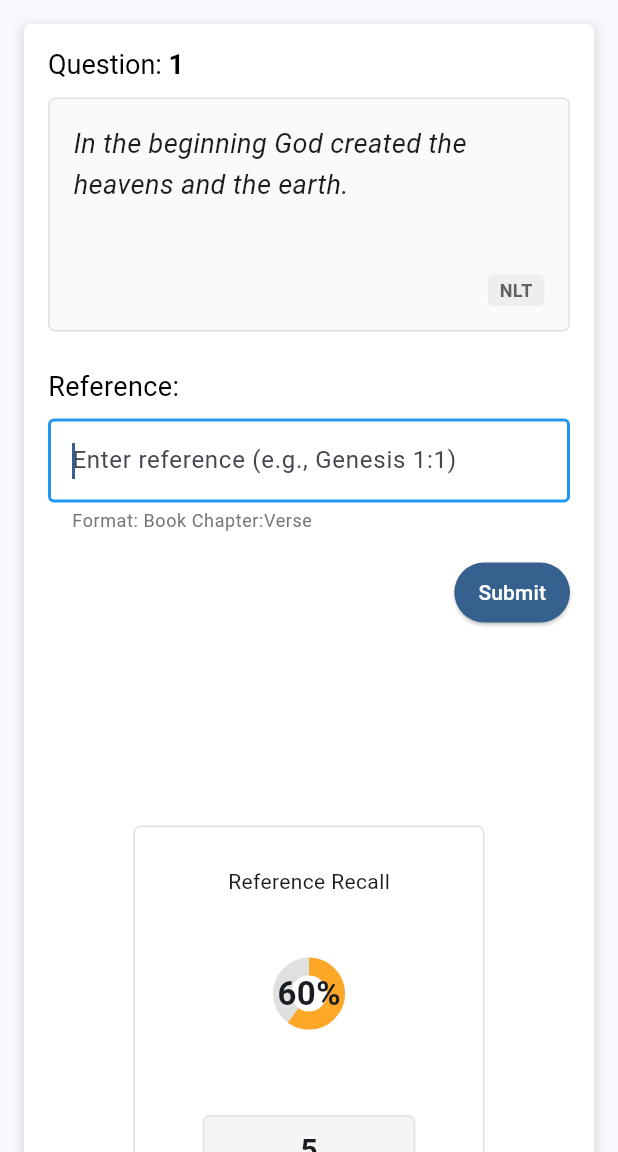
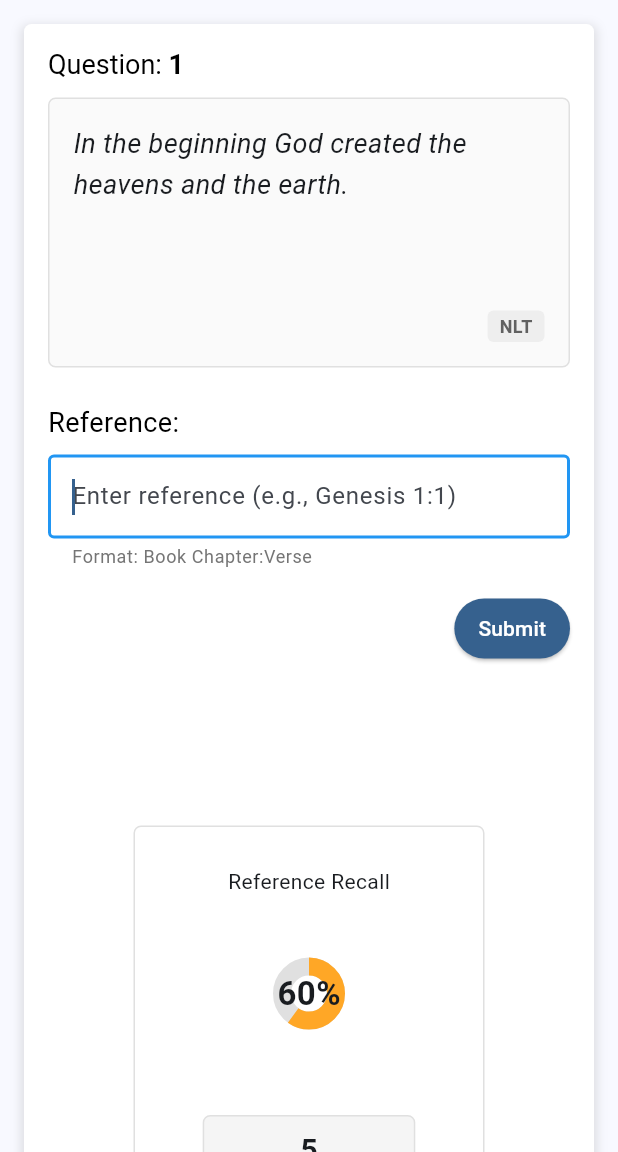
Before and after one commit to anirac-tech/memverse_project, a Flutter app: the screen it shows after launch, on a phone screen of 412 x 824 dp, the part 84-1236 px from its top. Run offline on Flutter 3.47's test engine with Material 3 defaults, Android fonts, the phone set to English and light mode, and no system bars; our stand-ins replace flutter_riverpod.

Commit message:
this was from the prompt "Can you please make this with repository pattern and riverpod for state management and feature-based directory structure - so that the hardcoded list of verses simulates a server call with CircularProgressIndicator.adaptive() with the futureprovider?" it wasn't fast, and did ask me "yes" to deleting a few files, but he author of hte plugin says he cna fix that he says there are 3 of them

```diff
--- a/lib/main_development.dart
+++ b/lib/main_development.dart
@@ -1,3 +1,4 @@
+import 'package:flutter_riverpod/flutter_riverpod.dart';
 import 'package:memverse/src/app/app.dart';
 import 'package:memverse/src/bootstrap.dart';
 
--- a/lib/src/app/view/app.dart
+++ b/lib/src/app/view/app.dart
@@ -1,15 +1,19 @@
 import 'package:flutter/material.dart';
+import 'package:flutter_riverpod/flutter_riverpod.dart';
 import 'package:memverse/l10n/arb/app_localizations.dart';
+import 'package:memverse/src/features/verse/presentation/memverse_page.dart';
 
 class App extends StatelessWidget {
   const App({super.key});
 
   @override
-  Widget build(BuildContext context) => MaterialApp(
-    theme: ThemeData(colorScheme: ColorScheme.fromSeed(seedColor: Colors.blue)),
-    localizationsDelegates: AppLocalizations.localizationsDelegates,
-    supportedLocales: AppLocalizations.supportedLocales,
-    home: const RefTestScreen(),
+  Widget build(BuildContext context) => ProviderScope(
+    child: MaterialApp(
+      theme: ThemeData(colorScheme: ColorScheme.fromSeed(seedColor: Colors.blue)),
+      localizationsDelegates: AppLocalizations.localizationsDelegates,
+      supportedLocales: AppLocalizations.supportedLocales,
+      home: const MemversePage(),
+    ),
   );
 }
 
--- a/lib/src/bootstrap.dart
+++ b/lib/src/bootstrap.dart
@@ -1,6 +1,7 @@
 import 'dart:async';
 import 'dart:developer';
 import 'package:flutter/widgets.dart';
+import 'package:flutter_riverpod/flutter_riverpod.dart';
 
 Future<void> bootstrap(FutureOr<Widget> Function() builder) async {
   FlutterError.onError = (details) {
@@ -9,5 +10,12 @@ Future<void> bootstrap(FutureOr<Widget> Function() builder) async {
 
   // Add cross-flavor configuration here
 
-  runApp(await builder());
+  final container = ProviderContainer();
+
+  runApp(
+    UncontrolledProviderScope(
+      container: container,
+      child: await builder(),
+    ),
+  );
 }
--- /dev/null
+++ b/lib/src/features/verse/data/verse_repository.dart
@@ -0,0 +1,53 @@
+import 'package:memverse/src/features/verse/domain/verse.dart';
+
+class VerseRepositoryProvider {
+  static final instance = FakeVerseRepository();
+}
+
+abstract class VerseRepository {
+  /// Get a list of verses
+  Future<List<Verse>> getVerses();
+}
+
+/// Sample implementation that provides a hardcoded list of verses
+/// but simulates a network call with a delay
+class FakeVerseRepository implements VerseRepository {
+  @override
+  Future<List<Verse>> getVerses() async {
+    // Simulate a network delay
+    await Future.delayed(const Duration(seconds: 2));
+
+    return [
+      Verse(
+        text: 'In the beginning God created the heavens and the earth.',
+        reference: 'Genesis 1:1',
+        translation: 'NLT',
+      ),
+      Verse(
+        text: 'For God so loved the world that he gave his one and only Son, '
+            'that whoever believes in him shall not perish '
+            'but have eternal life.',
+        reference: 'John 3:16',
+        translation: 'NLT',
+      ),
+      Verse(
+        text: 'Trust in the LORD with all your heart; do not depend on your own '
+            'understanding.',
+        reference: 'Proverbs 3:5',
+        translation: 'NLT',
+      ),
+      Verse(
+        text: 'I can do everything through Christ, who gives me strength.',
+        reference: 'Philippians 4:13',
+        translation: 'NLT',
+      ),
+      Verse(
+        text: 'And we know that God causes everything to work together for the'
+            ' good of those who love God and are called according to '
+            'his purpose for them.',
+        reference: 'Romans 8:28',
+        translation: 'NLT',
+      ),
+    ];
+  }
+}
--- /dev/null
+++ b/lib/src/features/verse/domain/verse.dart
@@ -0,0 +1,11 @@
+class Verse {
+  Verse({
+    required this.text,
+    required this.reference,
+    this.translation = 'NLT',
+  });
+
+  final String text;
+  final String reference;
+  final String translation;
+}
--- /dev/null
+++ b/lib/src/features/verse/presentation/memverse_page.dart
@@ -0,0 +1,542 @@
+import 'package:flutter/material.dart';
+import 'package:flutter_riverpod/flutter_riverpod.dart';
+import 'package:memverse/l10n/arb/app_localizations.dart';
+import 'package:memverse/src/features/verse/domain/verse.dart';
+import 'package:memverse/src/features/verse/data/verse_repository.dart';
+
+final verseListProvider = FutureProvider<List<Verse>>((ref) async {
+  return VerseRepositoryProvider.instance.getVerses();
+});
+
+class MemversePage extends ConsumerStatefulWidget {
+  const MemversePage({super.key});
+
+  @override
+  ConsumerState<MemversePage> createState() => _MemversePageState();
+}
+
+class _MemversePageState extends ConsumerState<MemversePage> {
+  int currentVerseIndex = 0;
+  String pageTitle = 'Reference Test';
+  int questionNumber = 1;
+  final TextEditingController answerController = TextEditingController();
+  bool hasSubmittedAnswer = false;
+  bool isAnswerCorrect = false;
+  double referenceRecallGrade = 60;
+  int overdueReferences = 5;
+  final List<String> pastQuestions = [];
+  final FocusNode answerFocusNode = FocusNode();
+  late AppLocalizations _l10n;
+
+  @override
+  void didChangeDependencies() {
+    super.didChangeDependencies();
+    _l10n = AppLocalizations.of(context);
+    if (_l10n != null) {
+      pageTitle = _l10n.referenceTest;
+    } else {
+      // Fallback if localization is not available
+      pageTitle = 'Reference Test';
+    }
+  }
+
+  @override
+  void initState() {
+    super.initState();
+    answerFocusNode.requestFocus();
+  }
+
+  @override
+  Widget build(BuildContext context) {
+    final isSmallScreen = MediaQuery.of(context).size.width < 600;
+
+    return Scaffold(
+      appBar: AppBar(
+        title: Text(pageTitle),
+        backgroundColor: Theme.of(context).colorScheme.inversePrimary,
+      ),
+      body: SingleChildScrollView(
+        child: Container(
+          padding: const EdgeInsets.all(16),
+          decoration: BoxDecoration(
+            color: Colors.white,
+            borderRadius: BorderRadius.circular(5),
+            boxShadow: [
+              BoxShadow(
+                color: Colors.grey.withOpacity(0.3),
+                spreadRadius: 2,
+                blurRadius: 5,
+                offset: const Offset(0, 3),
+              ),
+            ],
+          ),
+          margin: const EdgeInsets.all(16),
+          child: isSmallScreen
+              ? Column(
+                  children: [
+                    SizedBox(
+                      height: MediaQuery.of(context).size.height * 0.6,
+                      child: _buildQuestionSection(),
+                    ),
+                    const SizedBox(height: 24),
+                    _buildStatsAndHistorySection(),
+                  ],
+                )
+              : Row(
+                  crossAxisAlignment: CrossAxisAlignment.start,
+                  children: <Widget>[
+                    Expanded(
+                      child: SizedBox(
+                        height: MediaQuery.of(context).size.height * 0.8,
+                        child: _buildQuestionSection(),
+                      ),
+                    ),
+                    const SizedBox(width: 16),
+                    Expanded(child: _buildStatsAndHistorySection()),
+                  ],
+                ),
+        ),
+      ),
+    );
+  }
+
+  Widget _buildQuestionSection() {
+    final versesAsync = ref.watch(verseListProvider);
+
+    return Column(
+      crossAxisAlignment: CrossAxisAlignment.start,
+      mainAxisSize: MainAxisSize.min,
+      children: <Widget>[
+        Container(
+          padding: const EdgeInsets.only(bottom: 12),
+          child: RichText(
+            text: TextSpan(
+              style: const TextStyle(fontSize: 18, color: Colors.black),
+              children: <TextSpan>[
+                TextSpan(text: '${_l10n.question}: '),
+                TextSpan(
+                  text: '$questionNumber',
+                  style: const TextStyle(fontWeight: FontWeight.bold),
+                ),
+              ],
+            ),
+          ),
+        ),
+
+        // Verse text container
+        SizedBox(
+          height: 180,
+          child: versesAsync.when(
+            data: (verses) {
+              final verse = verses[currentVerseIndex % verses.length];
+              return _buildVerseCard(verse);
+            },
+            loading: () => const Center(child: CircularProgressIndicator.adaptive()),
+            error: (error, stackTrace) => Center(
+              child: Text(
+                'Error loading verses: $error',
+                style: const TextStyle(color: Colors.red),
+              ),
+            ),
+          ),
+        ),
+
+        const SizedBox(height: 24),
+
+        // Reference form
+        versesAsync.maybeWhen(
+          data: (verses) {
+            final verse = verses[currentVerseIndex % verses.length];
+            return _buildVerseReferenceForm(verse.reference);
+          },
+          orElse: () => const SizedBox.shrink(),
+        ),
+      ],
+    );
+  }
+
+  Widget _buildVerseCard(Verse verse) {
+    return Container(
+      key: const Key('refTestVerse'),
+      width: double.infinity,
+      padding: const EdgeInsets.all(16),
+      decoration: BoxDecoration(
+        border: Border.all(color: Colors.grey[300]!),
+        borderRadius: BorderRadius.circular(5),
+        color: Colors.grey[50],
+      ),
+      child: Stack(
+        children: [
+          // Scrollable verse text
+          Positioned.fill(
+            bottom: 25,
+            child: SingleChildScrollView(
+              child: Text(
+                verse.text,
+                style: const TextStyle(fontSize: 18, fontStyle: FontStyle.italic, height: 1.5),
+              ),
+            ),
+          ),
+
+          // Attribution text
+          Align(
+            alignment: Alignment.bottomRight,
+            child: Container(
+              padding: const EdgeInsets.symmetric(horizontal: 8, vertical: 2),
+              decoration: BoxDecoration(
+                color: Colors.grey[200],
+                borderRadius: BorderRadius.circular(4),
+              ),
+              child: Text(
+                verse.translation,
+                style: TextStyle(
+                  fontSize: 12,
+                  color: Colors.grey[700],
+                  fontWeight: FontWeight.bold,
+                ),
+              ),
+            ),
+          ),
+        ],
+      ),
+    );
+  }
+
+  Widget _buildVerseReferenceForm(String expectedReference) {
+    bool isReferenceValid = true;
+    String validationMessage = '';
+
+    final List<String> bookSuggestions = [
+      'Genesis', 'Exodus', 'Leviticus', 'Numbers', 'Deuteronomy',
+      'Joshua', 'Judges', 'Ruth', '1 Samuel', '2 Samuel',
+      '1 Kings', '2 Kings', '1 Chronicles', '2 Chronicles',
+      'Ezra', 'Nehemiah', 'Esther', 'Job', 'Psalm', 'Proverbs',
+      'Ecclesiastes', 'Song of Songs', 'Isaiah', 'Jeremiah',
+      'Lamentations', 'Ezekiel', 'Daniel', 'Hosea', 'Joel',
+      'Amos', 'Obadiah', 'Jonah', 'Micah', 'Nahum', 'Habakkuk',
+      'Zephaniah', 'Haggai', 'Zechariah', 'Malachi', 'Matthew',
+      'Mark', 'Luke', 'John', 'Acts', 'Romans', '1 Corinthians',
+      '2 Corinthians', 'Galatians', 'Ephesians', 'Philippians',
+      'Colossians', '1 Thessalonians', '2 Thessalonians',
+      '1 Timothy', '2 Timothy', 'Titus', 'Philemon', 'Hebrews',
+      'James', '1 Peter', '2 Peter', '1 John', '2 John', '3 John',
+      'Jude', 'Revelation',
+    ];
+
+    bool isValidVerseRef(String text) {
+      if (text.isEmpty) {
+        return false;
+      }
+
+      final bookChapterVersePattern = RegExp(
+        r'^(([1-3]\s+)?[A-Za-z]+(\s+[A-Za-z]+)*)\s+(\d+):(\d+)(-\d+)?$',
+      );
+
+      if (bookChapterVersePattern.hasMatch(text)) {
+        final match = bookChapterVersePattern.firstMatch(text);
+        final bookName = match?.group(1)?.trim() ?? '';
+
+        return bookSuggestions.any((book) => book.toLowerCase() == bookName.toLowerCase());
+      }
+      return false;
+    }
+
+    void submitAnswer() {
+      if (!isValidVerseRef(answerController.text)) {
+        return;
+      }
+
+      final userAnswer = answerController.text.trim().toLowerCase();
+      final isCorrect = userAnswer == expectedReference.toLowerCase();
+
+      setState(() {
+        hasSubmittedAnswer = true;
+        isAnswerCorrect = isCorrect;
+
+        if (isCorrect) {
+          referenceRecallGrade = (referenceRecallGrade + 100) / 2;
+          if (referenceRecallGrade > 100) referenceRecallGrade = 100;
+          if (overdueReferences > 0) {
+            overdueReferences--;
+          }
+        }
+
+        // Add to history
+        final feedback = isCorrect
+            ? '${answerController.text}-[$expectedReference] Correct!'
+            : '${answerController.text}-[$expectedReference] Incorrect';
+        pastQuestions.add(feedback);
+        if (pastQuestions.length > 5) {
+          pastQuestions.removeAt(0);
+        }
+      });
+
+      final detailedFeedback = isCorrect
+          ? _l10n.correctReferenceIdentification(expectedReference)
+          : _l10n.notQuiteRight(expectedReference);
+
+      ScaffoldMessenger.of(context).showSnackBar(
+        SnackBar(
+          content: Text(detailedFeedback),
+          backgroundColor: isCorrect ? Colors.green : Colors.orange,
+          duration: const Duration(seconds: 3),
+        ),
+      );
+
+      // Move to next verse after delay
+      Future.delayed(const Duration(milliseconds: 1500), _loadNextVerse);
+    }
+
+    InputDecoration getInputDecoration() {
+      final showSuccessStyle = hasSubmittedAnswer && isAnswerCorrect;
+      final showErrorStyle = hasSubmittedAnswer && !isAnswerCorrect;
+
+      return InputDecoration(
+        border: OutlineInputBorder(
+          borderSide: BorderSide(
+            color: showSuccessStyle
+                ? Colors.green
+                : showErrorStyle
+                ? Colors.orange
+                : Colors.grey[300]!,
+            width: (showSuccessStyle || showErrorStyle) ? 2.0 : 1.0,
+          ),
+        ),
+        enabledBorder: OutlineInputBorder(
+          borderSide: BorderSide(
+            color: showSuccessStyle
+                ? Colors.green
+                : showErrorStyle
+                ? Colors.orange
+                : Colors.grey[300]!,
+            width: (showSuccessStyle || showErrorStyle) ? 2.0 : 1.0,
+          ),
+        ),
+        focusedBorder: OutlineInputBorder(
+          borderSide: BorderSide(
+            color: showSuccessStyle
+                ? Colors.green
+                : showErrorStyle
+                ? Colors.orange
+                : Colors.blue,
+            width: 2,
+          ),
+        ),
+        hintText: _l10n.enterReferenceHint,
+        errorText: isReferenceValid ? null : validationMessage,
+        helperText: showSuccessStyle
+            ? _l10n.correct
+            : showErrorStyle
+            ? _l10n.notQuiteRight(expectedReference)
+            : _l10n.referenceFormat,
+        helperStyle: TextStyle(
+          color: showSuccessStyle
+              ? Colors.green
+              : showErrorStyle
+              ? Colors.orange
+              : Colors.grey[600],
+          fontWeight: (showSuccessStyle || showErrorStyle) ? FontWeight.bold : FontWeight.normal,
+        ),
+        suffixIcon: showSuccessStyle
+            ? const Icon(Icons.check_circle, color: Colors.green)
+            : showErrorStyle
+            ? const Icon(Icons.cancel, color: Colors.orange)
+            : null,
+        filled: showSuccessStyle || showErrorStyle,
+        fillColor: showSuccessStyle
+            ? Colors.green.withOpacity(0.1)
+            : showErrorStyle
+            ? Colors.orange.withOpacity(0.1)
+            : null,
+      );
+    }
+
+    return Column(
+      crossAxisAlignment: CrossAxisAlignment.start,
+      children: [
+        // Reference label
+        Container(
+          padding: const EdgeInsets.only(bottom: 8),
+          child: Text(_l10n.reference, style: const TextStyle(fontSize: 18, color: Colors.black)),
+        ),
+
+        // Reference input form
+        TextField(
+          controller: answerController,
+          focusNode: answerFocusNode,
+          decoration: getInputDecoration(),
+          onSubmitted: (value) => submitAnswer(),
+        ),
+
+        const SizedBox(height: 16),
+
+        // Submit button
+        Align(
+          alignment: Alignment.centerRight,
+          child: ElevatedButton(
+            key: const Key('submit-ref'),
+            onPressed: submitAnswer,
+            style: ElevatedButton.styleFrom(
+              padding: const EdgeInsets.symmetric(horizontal: 16, vertical: 10),
+              backgroundColor: Theme.of(context).primaryColor,
+              foregroundColor: Colors.white,
+            ),
+            child: Text(_l10n.submit),
+          ),
+        ),
+      ],
+    );
+  }
+
+  void _loadNextVerse() {
+    setState(() {
+      // Reset the answer field and submission state
+      answerController.clear();
+      hasSubmittedAnswer = false;
+      isAnswerCorrect = false;
+
+      // Increment question number
+      questionNumber++;
+
+      // Move to next verse
+      currentVerseIndex++;
+    });
+  }
+
+  Widget _buildStatsAndHistorySection() {
+    return Column(
+      children: <Widget>[
+        Container(
+          padding: const EdgeInsets.all(16),
+          decoration: BoxDecoration(
+            border: Border.all(color: Colors.grey[300]!),
+            borderRadius: BorderRadius.circular(5),
+          ),
+          child: Column(
+            children: <Widget>[
+              SizedBox(width: 200, height: 160, child: Center(child: _buildGauge())),
+              const SizedBox(height: 16),
+              Container(
+                decoration: BoxDecoration(
+                  border: Border.all(color: Colors.grey[300]!),
+                  borderRadius: BorderRadius.circular(5),
+                  color: Colors.grey[100],
+                ),
+                padding: const EdgeInsets.all(8),
+                child: Column(
+                  children: <Widget>[
+                    Text(
+                      '$overdueReferences',
+                      style: const TextStyle(fontSize: 20, fontWeight: FontWeight.bold),
+                    ),
+                    Text(
+                      _l10n.referencesDueToday,
+                      textAlign: TextAlign.center,
+                      style: const TextStyle(fontSize: 12),
+                    ),
+                  ],
+                ),
+              ),
+            ],
+          ),
+        ),
+        const SizedBox(height: 16),
+        Container(
+          padding: const EdgeInsets.all(16),
+          decoration: BoxDecoration(
+            border: Border.all(color: Colors.grey[300]!),
+            borderRadius: BorderRadius.circular(5),
+          ),
+          child: Column(
+            crossAxisAlignment: CrossAxisAlignment.start,
+            children: <Widget>[
+              Text(
+                _l10n.priorQuestions,
+                style: const TextStyle(fontSize: 18, fontWeight: FontWeight.bold),
+              ),
+              const SizedBox(height: 8),
+              Container(
+                key: const Key('past-questions'),
+                child: Column(
+                  crossAxisAlignment: CrossAxisAlignment.start,
+                  children: pastQuestions.isEmpty
+                      ? [
+                          Padding(
+                            padding: const EdgeInsets.symmetric(vertical: 4),
+                            child: Text(_l10n.noPreviousQuestions),
+                          ),
+                        ]
+                      : pastQuestions
+                          .map(
+                            (feedback) => Padding(
+                              padding: const EdgeInsets.symmetric(vertical: 4),
+                              child: Text(
+                                feedback,
+                                style: TextStyle(
+                                  color: feedback.contains(' Correct!')
+                                      ? Colors.green
+                                      : Colors.orange,
+                                  fontWeight: pastQuestions.indexOf(feedback) ==
+                                          pastQuestions.length - 1
+                                      ? FontWeight.bold
+                                      : FontWeight.normal,
+                                ),
+                              ),
+                            ),
+                          )
+                          .toList(),
+                ),
+              ),
+            ],
+          ),
+        ),
+      ],
+    );
+  }
+
+  Widget _buildGauge() {
+    Color gaugeColor;
+    if (referenceRecallGrade < 33) {
+      gaugeColor = Colors.red[400]!;
+    } else if (referenceRecallGrade < 66) {
+      gaugeColor = Colors.orange[400]!;
+    } else {
+      gaugeColor = Colors.green[400]!;
+    }
+
+    return Column(
+      mainAxisAlignment: MainAxisAlignment.center,
+      mainAxisSize: MainAxisSize.min,
+      children: [
+        Text(_l10n.referenceRecall, style: const TextStyle(fontSize: 14)),
+        const SizedBox(height: 10),
+        SizedBox(
+          width: 110,
+          height: 110,
+          child: Stack(
+            alignment: Alignment.center,
+            children: [
+              CircularProgressIndicator(
+                value: referenceRecallGrade / 100,
+                strokeWidth: 12,
+                backgroundColor: Colors.grey[300],
+                valueColor: AlwaysStoppedAnimation<Color>(gaugeColor),
+              ),
+              Text(
+                '${referenceRecallGrade.toInt()}%',
+                style: const TextStyle(fontSize: 22, fontWeight: FontWeight.bold),
+              ),
+            ],
+          ),
+        ),
+      ],
+    );
+  }
+
+  @override
+  void dispose() {
+    answerController.dispose();
+    answerFocusNode.dispose();
+    super.dispose();
+  }
+}
```
Also changed, not shown: pubspec.yaml (+7 -0 lines), pubspec.lock.
